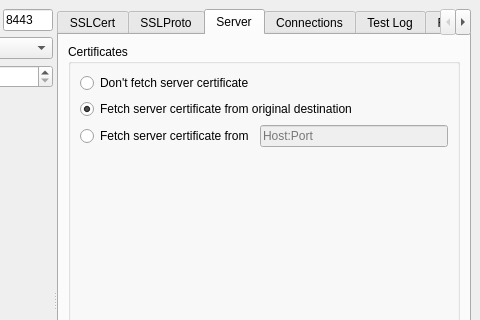
Old version of the form ui/main.ui in the repository abbbe/sslcaudit; both pictures show x 316 to 796 and y 0 to 320 of the 796 by 600 pixel window.
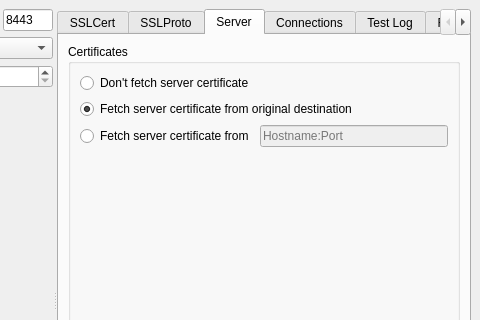
New version of the form. The open tabs and pages were chosen to show the change.

Commit message: Implemented "Server" tab's controls into the code.

The edit to the form file:
```diff
--- a/ui/main.ui
+++ b/ui/main.ui
@@ -512,7 +512,7 @@
                  <bool>false</bool>
                 </property>
                 <property name="placeholderText">
-                 <string>Host:Port</string>
+                 <string>Hostname:Port</string>
                 </property>
                </widget>
               </item>
```
Left out of the diff: 18 changed lines with no effect on the pictures. The commit also changes 1 other file.
